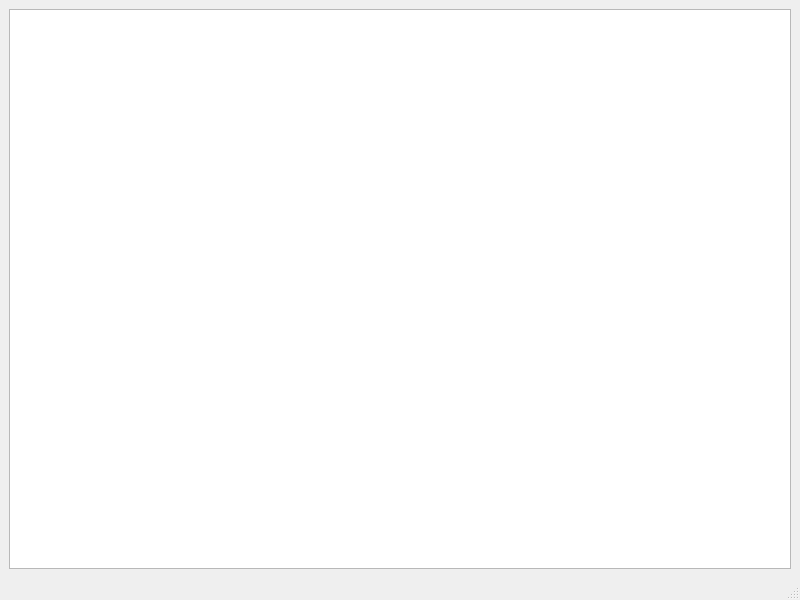
Before: the Qt Designer form paintwindow.ui in SiebelsTim/GitRelations, drawn with Qt 5.
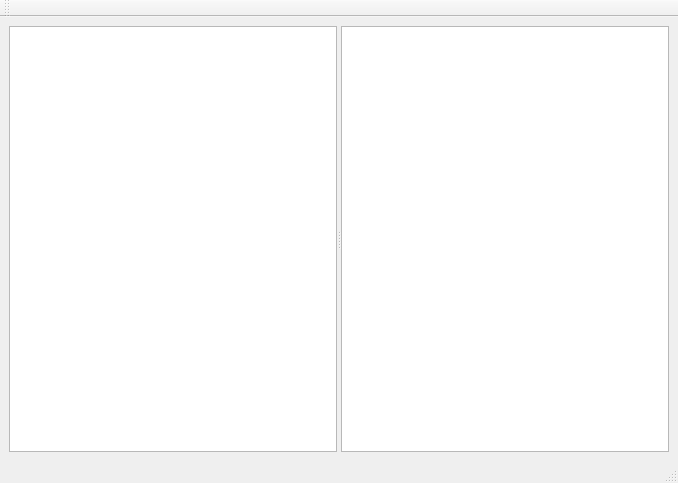
After: the same form once the commit is applied.

Commit message: Add vertically splittet 2nd graphView for users

Patch:
```diff
--- a/paintwindow.ui
+++ b/paintwindow.ui
@@ -6,8 +6,8 @@
    <rect>
     <x>0</x>
     <y>0</y>
-    <width>800</width>
-    <height>600</height>
+    <width>678</width>
+    <height>483</height>
    </rect>
   </property>
   <property name="windowTitle">
@@ -16,7 +16,13 @@
   <widget class="QWidget" name="centralwidget">
    <layout class="QHBoxLayout" name="horizontalLayout">
     <item>
-     <widget class="QGraphicsView" name="graphicsView"/>
+     <widget class="QSplitter" name="splitter">
+      <property name="orientation">
+       <enum>Qt::Horizontal</enum>
+      </property>
+      <widget class="QGraphicsView" name="graphicsView"/>
+      <widget class="QGraphicsView" name="graphicsView_2"/>
+     </widget>
     </item>
    </layout>
   </widget>
@@ -31,6 +37,17 @@
    </property>
   </widget>
   <widget class="QStatusBar" name="statusbar"/>
+  <widget class="QToolBar" name="toolBar">
+   <property name="windowTitle">
+    <string>toolBar</string>
+   </property>
+   <attribute name="toolBarArea">
+    <enum>TopToolBarArea</enum>
+   </attribute>
+   <attribute name="toolBarBreak">
+    <bool>false</bool>
+   </attribute>
+  </widget>
  </widget>
  <resources/>
  <connections/>
```
Left out of the diff: 2 changed lines with no effect on the pictures.
